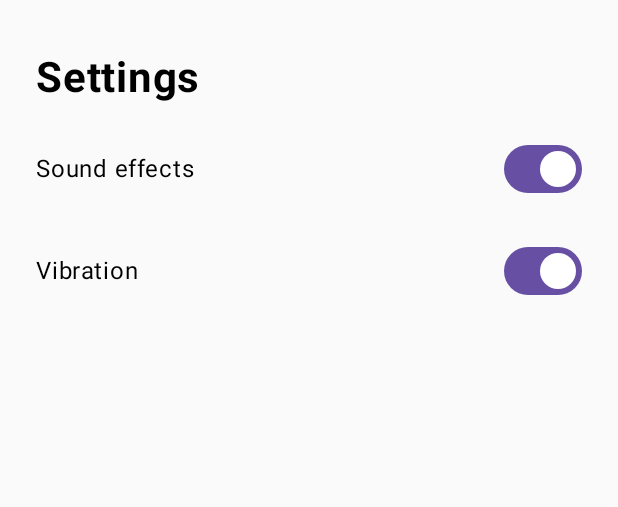
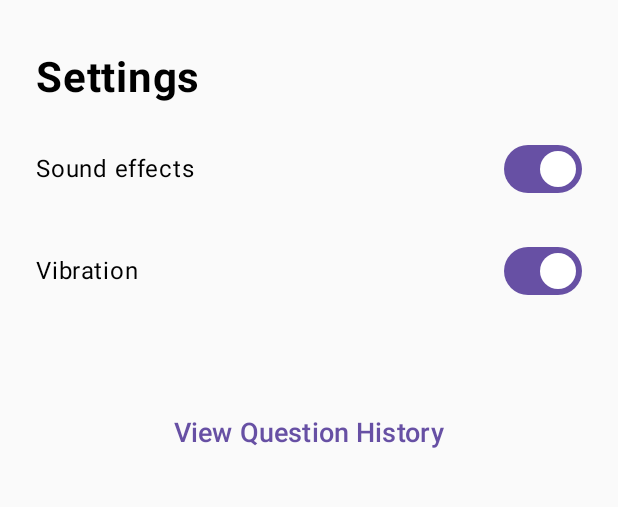
Before and after one commit to andresfila/MagicBall, an Android app built with Jetpack Compose: the screen it shows after launch (MainActivity), after a tap on "⚙ Settings", on a phone screen of 412 x 824 dp, the part 97-604 px from its top. Run offline under Robolectric (Android 15) with nearby library versions, the phone set to English and light mode, and no system bars.

Commit message:
MagicBall v1.8 - Add persistent question history and deletion controls

```diff
--- a/app/src/main/java/com/andresfila/magicball/MainActivity.kt
+++ b/app/src/main/java/com/andresfila/magicball/MainActivity.kt
@@ -82,11 +82,14 @@ fun MagicBallApp() {
     )
 
     var question by remember { mutableStateOf("") }
-    var previousQuestion by remember { mutableStateOf("") }
+    var immediatePreviousQuestion by remember { mutableStateOf("") }
     var answer by remember { mutableStateOf("8") }
     var showQuestion by remember { mutableStateOf(false) }
     var sameQuestion by remember { mutableStateOf(false) }
     var questionLabel by remember { mutableStateOf("Your question") }
+
+    var isShaking by remember { mutableStateOf(false) }
+
 
     val rotation = remember { Animatable(0f) }
     val offsetX = remember { Animatable(0f) }
@@ -97,8 +100,6 @@ fun MagicBallApp() {
     val answerAlpha = remember { Animatable(1f) }
     val answerScale = remember { Animatable(1f) }
     val answerGlow = remember { Animatable(0f) }
-
-    var isShaking by remember { mutableStateOf(false) }
 
     val background = Color(0xFF101427)
     val blue = Color(0xFF536DFE)
@@ -136,6 +137,16 @@ fun MagicBallApp() {
     var showSettings by remember {
         mutableStateOf(false)
     }
+    // v1.8: History screen visibility
+    var showHistory by remember {
+        mutableStateOf(false)
+    }
+
+    // v1.8: Persistent question and answer history
+    val historyManager = remember(context) {
+        MagicBallHistory(context)
+    }
+
 
     // Release audio resources when the screen is removed
     DisposableEffect(soundManager) {
@@ -153,10 +164,19 @@ fun MagicBallApp() {
 
     val generateAnswer = {
         if (question.isNotBlank()) {
-            if ( question != previousQuestion ) {
-                answer = answers.random()
+            if ( question != immediatePreviousQuestion ) {
+                // Check whether this question already has a stored answer
+                val storedAnswer = historyManager.findAnswer(question)
+
+                // Retrieve the existing answer or generate a new one
+                answer = historyManager.getOrCreateAnswer(question) {
+                    answers.random()
+                }
+
+                // Preserve the existing state variables
+                //sameQuestion = storedAnswer != null
                 sameQuestion = false;
-                previousQuestion = question
+                immediatePreviousQuestion = question
                 questionLabel = "Your question"
             }
             else {
@@ -166,6 +186,7 @@ fun MagicBallApp() {
             }
         }
     }
+
 
     val animateAndAnswer: () -> Unit = {
         if (question.isNotBlank() && !isShaking) {
@@ -292,11 +313,31 @@ fun MagicBallApp() {
                 }
             },
 
+            onViewHistory = {
+                showSettings = false
+                showHistory = true
+            },
+
             onBack = {
                 showSettings = false
             }
         )
 
+        return
+    }
+
+
+    // ====================================
+    // NEW: Display History screen
+    // ====================================
+    if (showHistory) {
+        MagicBallHistoryScreen(
+            historyManager = historyManager,
+            onBack = {
+                showHistory = false
+                showSettings = true
+            }
+        )
         return
     }
 
@@ -339,21 +380,6 @@ fun MagicBallApp() {
             modifier = Modifier.fillMaxWidth(),
             singleLine = true
         )
-
-        /*
-        Spacer(modifier = Modifier.height(32.dp))
-
-        if (showQuestion) {
-            Text(
-                text = previousQuestion,
-                color = blue,
-                fontWeight = FontWeight.Bold,
-                fontSize = 20.sp,
-                textAlign = TextAlign.Center,
-                modifier = Modifier.width(125.dp)
-            )
-        }
-        */
 
         Spacer(modifier = Modifier.height(32.dp))
 
@@ -607,6 +633,7 @@ fun MagicBallSettingsScreen(
     vibrationEnabled: Boolean,
     onSoundChanged: (Boolean) -> Unit,
     onVibrationChanged: (Boolean) -> Unit,
+    onViewHistory: () -> Unit,
     onBack: () -> Unit
 ) {
     Column(
@@ -656,6 +683,20 @@ fun MagicBallSettingsScreen(
             Switch(
                 checked = vibrationEnabled,
                 onCheckedChange = onVibrationChanged
+            )
+        }
+
+        Spacer(modifier = Modifier.height(16.dp))
+
+        TextButton(
+            onClick = onViewHistory,
+            modifier = Modifier
+                .fillMaxWidth()
+                .heightIn(min = 56.dp)
+        ) {
+            Text(
+                text = "View Question History",
+                fontSize = 18.sp
             )
         }
     }
```
Also changed, not shown: app/src/main/java/com/andresfila/magicball/MagicBallHistory.kt (added, +140 -0 lines), app/src/main/java/com/andresfila/magicball/MagicBallHistoryScreen.kt (added, +169 -0 lines).
